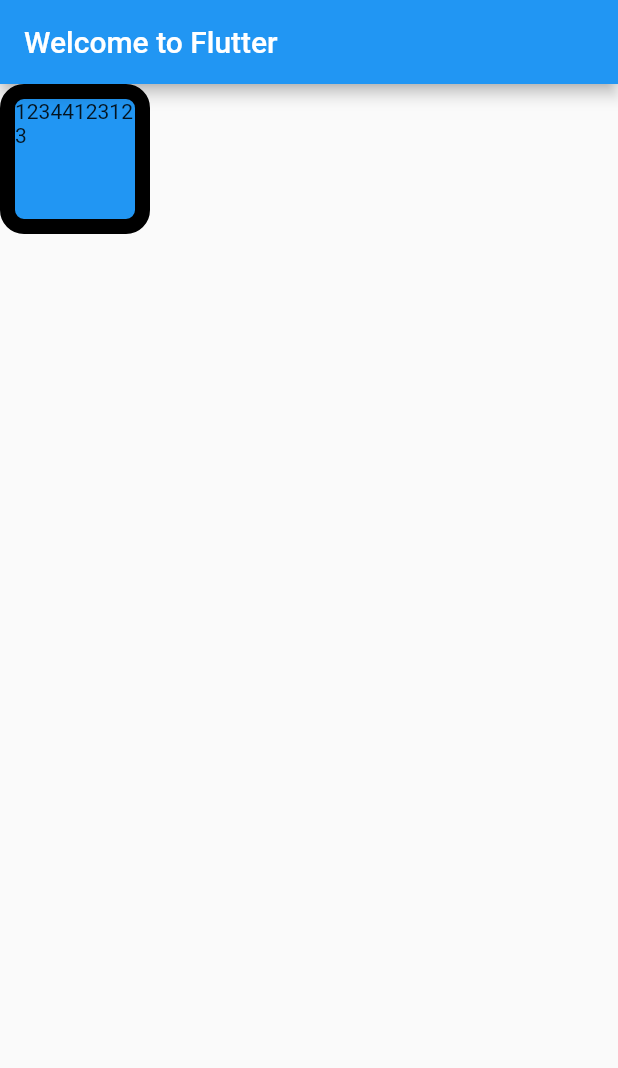
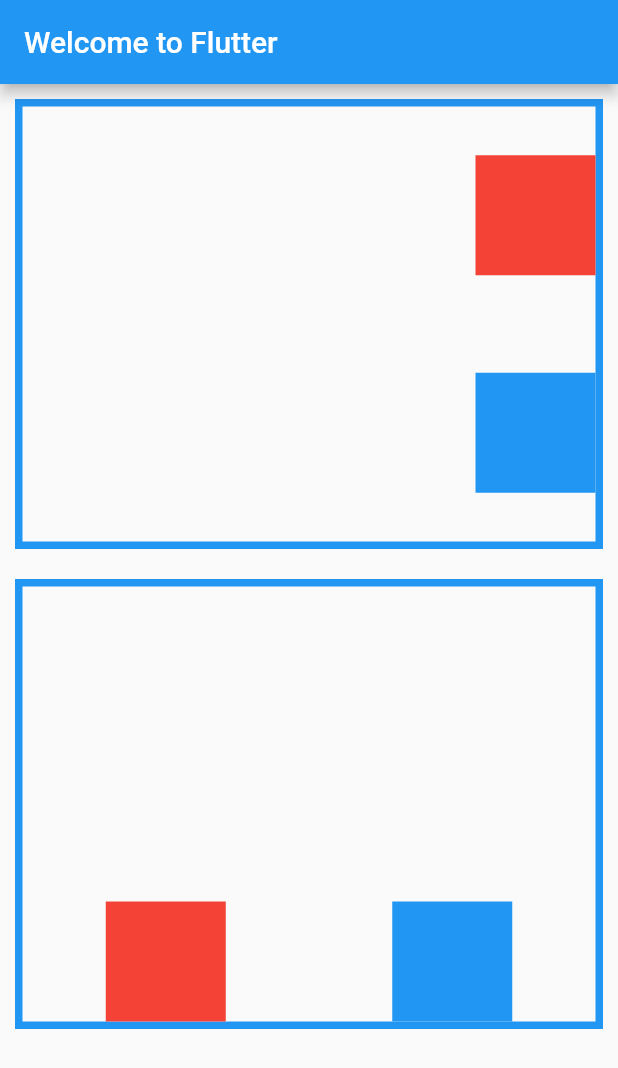
Before and after one commit to cnatom/FlutterUIExample, a Flutter app: the screen it shows after launch, on a phone screen of 412 x 824 dp. Shown: the top 1068 px of the screen. Run offline on Flutter 3.47's test engine with Material 2 defaults, Android fonts, the phone set to English and light mode, and no system bars.

Commit message:
✨feature(main):RowColumn

```diff
--- a/lib/main.dart
+++ b/lib/main.dart
@@ -25,22 +25,48 @@
         // body：App的主体部分
         body: Column(
           children: [
-            Container(
-              height: 100,
-              width: 100,
-              decoration: BoxDecoration(
-                color: Colors.blue,
-                borderRadius:BorderRadius.circular(16),
-                border:Border.all(
-                  color: Colors.black,
-                  width: 10
-                )
-              ),
-              child: Text("12344123123"),
+            buildBorderContainer(
+              child: Column(
+                mainAxisAlignment: MainAxisAlignment.spaceAround,
+                crossAxisAlignment: CrossAxisAlignment.end,
+                children: [
+                  buildBlock(),
+                  buildBlock(color: Colors.blue)
+                ],
+              )
+            ),
+            buildBorderContainer(
+              child: Row(
+                mainAxisAlignment: MainAxisAlignment.spaceAround,
+                crossAxisAlignment: CrossAxisAlignment.end,
+                children: [
+                  buildBlock(),
+                  buildBlock(color: Colors.blue)
+                ],
+              )
             )
           ],
         ),
       ),
     );
   }
+
+  Container buildBorderContainer({Widget? child}) {
+    return Container(
+            margin: EdgeInsets.all(10),
+            height: 300,
+            width: double.infinity,
+            decoration: BoxDecoration(
+                border: Border.all(color: Colors.blue, width: 5)),
+            child: child,
+          );
+  }
+
+  Widget buildBlock({Color color = Colors.red}) {
+    return Container(
+      height: 80,
+      width: 80,
+      color: color,
+    );
+  }
 }
```
